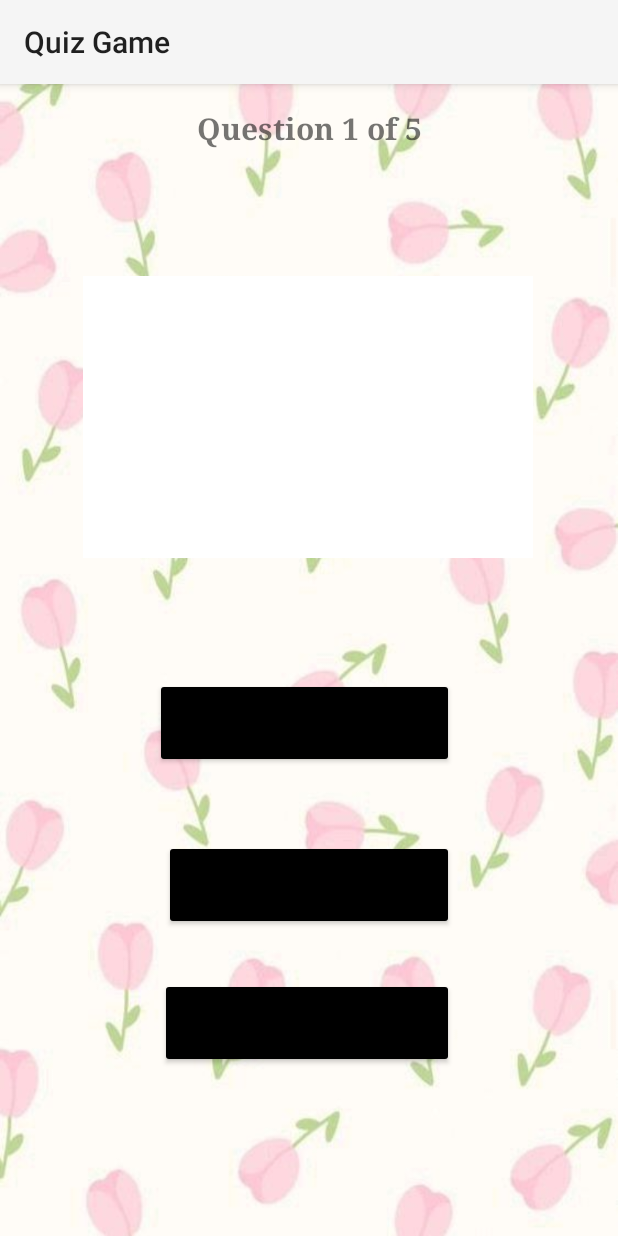
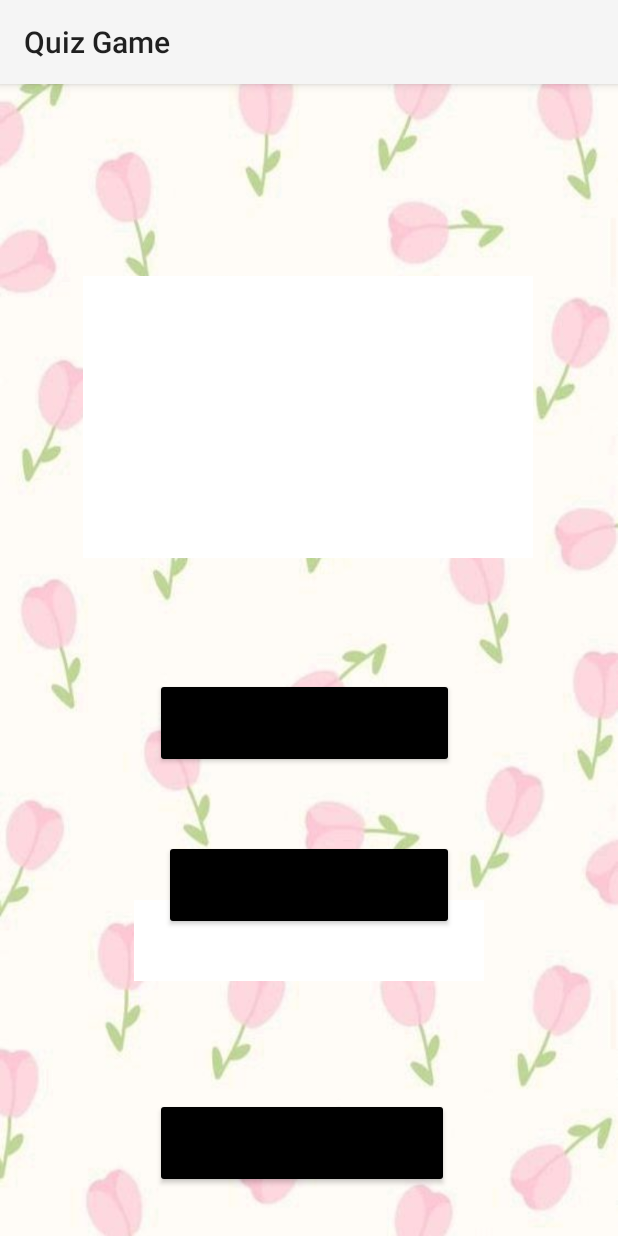
Before and after one commit to VCSTDN2024/imad5112-assignment-2-ST10480778, an Android app: the QuestionScreen1 screen opened directly, with no data from a screen before it, on a phone screen of 412 x 824 dp. Run offline under Robolectric (Android 15) with nearby library versions, the phone set to English and light mode, and no system bars.

Commit message:
fixed my typo for question screen

```diff
--- a/app/src/main/AndroidManifest.xml
+++ b/app/src/main/AndroidManifest.xml
@@ -13,6 +13,9 @@
         android:theme="@style/Theme.QuizGame"
         tools:targetApi="31">
         <activity
+            android:name=".QuestionScreen1"
+            android:exported="false" />
+        <activity
             android:name=".questionscreen"
             android:exported="false" />
         <activity
--- a/app/src/main/java/com/example/quizgame/questionscreen.kt
+++ b/app/src/main/java/com/example/quizgame/QuestionScreen1.kt
@@ -1,4 +1,5 @@
 package com.example.quizgame
+
 import android.os.Bundle
 import android.widget.Button
 import androidx.activity.enableEdgeToEdge
@@ -6,19 +7,22 @@ import androidx.appcompat.app.AppCompatActivity
 import androidx.core.view.ViewCompat
 import androidx.core.view.WindowInsetsCompat
 
-class questionscreen : AppCompatActivity() {
-    private lateinit var posBtn:Button
-    private lateinit var negBtn:Button
-    private lateinit var nextBtn:Button
+class QuestionScreen1 : AppCompatActivity() {
+    private lateinit var posBtn: Button
+    private lateinit var negBtn: Button
+    private lateinit var nextBtn: Button
 
     override fun onCreate(savedInstanceState: Bundle?) {
         super.onCreate(savedInstanceState)
         enableEdgeToEdge()
-        setContentView(R.layout.activity_questionscreen)
+        setContentView(R.layout.activity_question_screen1)
 
         posBtn=findViewById(R.id.posBtn)
         negBtn=findViewById(R.id.negBtn)
         nextBtn=findViewById(R.id.nextBtn)
+        val category= arrayOf(
+            "General Knowledge"
+        )
         val questions= arrayOf(
             "It takes a sloth two weeks to digest a meal?",
             "An ant can lift 1000 times its body weight?",
@@ -32,13 +36,14 @@ class questionscreen : AppCompatActivity() {
         posBtn.setOnClickListener {
 
         }
-         negBtn.setOnClickListener {
+        negBtn.setOnClickListener {
 
-         }
+        }
 
         nextBtn.setOnClickListener {
 
         }
+
         ViewCompat.setOnApplyWindowInsetsListener(findViewById(R.id.main)) { v, insets ->
             val systemBars = insets.getInsets(WindowInsetsCompat.Type.systemBars())
             v.setPadding(systemBars.left, systemBars.top, systemBars.right, systemBars.bottom)
--- a/app/src/main/res/layout/activity_questionscreen.xml
+++ b/app/src/main/res/layout/activity_question_screen1.xml
@@ -3,10 +3,10 @@
     xmlns:app="http://schemas.android.com/apk/res-auto"
     xmlns:tools="http://schemas.android.com/tools"
     android:id="@+id/main"
+    android:background="@drawable/background"
     android:layout_width="match_parent"
     android:layout_height="match_parent"
-    android:background="@drawable/background"
-    tools:context=".questionscreen">
+    tools:context=".QuestionScreen1">
 
     <TextView
         android:id="@+id/textView3"
@@ -47,9 +47,10 @@
         android:id="@+id/textView4"
         android:layout_width="233dp"
         android:layout_height="54dp"
-        android:layout_marginTop="16dp"
+        android:layout_marginTop="544dp"
         android:fontFamily="serif"
-        android:text="Question 1 of 5"
+        android:text=""
+        android:background="@color/white"
         android:textAlignment="center"
         android:textSize="20sp"
         android:textStyle="bold"
@@ -61,11 +62,12 @@
         android:id="@+id/nextBtn"
         android:layout_width="196dp"
         android:layout_height="60dp"
-        android:layout_marginBottom="112dp"
+        android:layout_marginBottom="32dp"
+        android:backgroundTint="@color/black"
         android:text="Next"
-        android:backgroundTint="@color/black"
         app:layout_constraintBottom_toBottomOf="parent"
         app:layout_constraintEnd_toEndOf="parent"
-        app:layout_constraintHorizontal_bias="0.493"
+        app:layout_constraintHorizontal_bias="0.479"
         app:layout_constraintStart_toStartOf="parent" />
+
 </androidx.constraintlayout.widget.ConstraintLayout>
```
